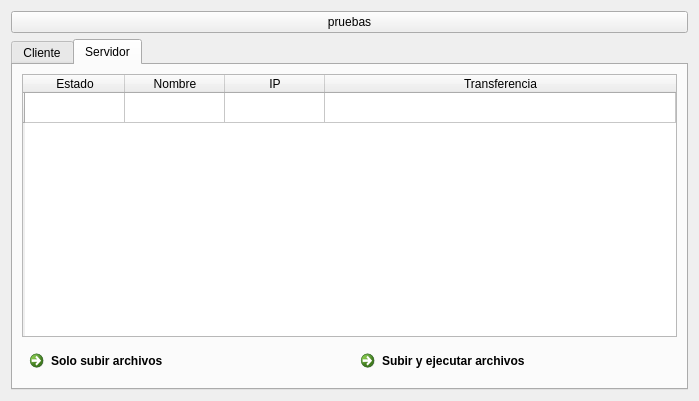
grillermo/Jefe-Remoto, file mainWindow.ui: the form before one commit.
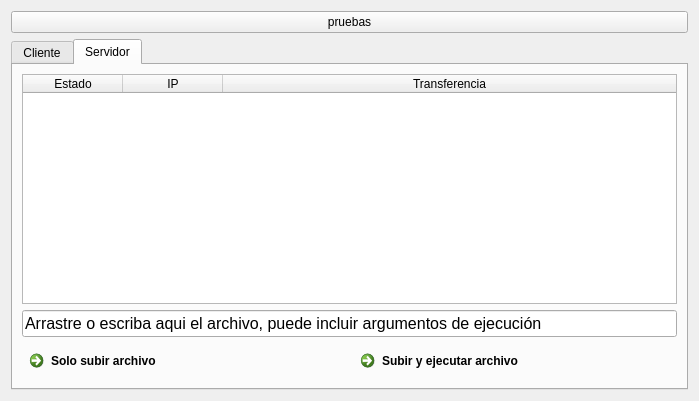
The form after the commit. Icons and pictures are not drawn.

The edit to the form file:
```diff
--- a/mainWindow.ui
+++ b/mainWindow.ui
@@ -201,7 +201,7 @@
        <string>Servidor</string>
       </attribute>
       <layout class="QGridLayout" name="gridLayout">
-       <item row="1" column="0">
+       <item row="3" column="0">
         <layout class="QHBoxLayout" name="horizontalLayoutActionBtns">
          <item>
           <widget class="QCommandLinkButton" name="uploadButton">
@@ -209,7 +209,7 @@
             <bool>false</bool>
            </property>
            <property name="text">
-            <string>Solo subir archivos</string>
+            <string>Solo subir archivo</string>
            </property>
            <property name="icon">
             <iconset resource="resources.qrc">
@@ -229,13 +229,13 @@
             <bool>false</bool>
            </property>
            <property name="text">
-            <string>Subir y ejecutar archivos</string>
+            <string>Subir y ejecutar archivo</string>
            </property>
           </widget>
          </item>
         </layout>
        </item>
-       <item row="0" column="0">
+       <item row="1" column="0">
         <widget class="QTableWidget" name="machinesTable">
          <property name="focusPolicy">
           <enum>Qt::StrongFocus</enum>
@@ -252,21 +252,11 @@
          <attribute name="verticalHeaderStretchLastSection">
           <bool>false</bool>
          </attribute>
-         <row>
-          <property name="text">
-           <string/>
-          </property>
-         </row>
          <column>
           <property name="text">
            <string>Estado</string>
           </property>
          </column>
-         <column>
-          <property name="text">
-           <string>Nombre</string>
-          </property>
-         </column>
          <column>
           <property name="text">
            <string>IP</string>
@@ -277,28 +267,22 @@
            <string>Transferencia</string>
           </property>
          </column>
-         <item row="0" column="0">
-          <property name="text">
-           <string/>
-          </property>
-          <property name="icon">
-           <iconset>
-            <disabledoff>:/resources/network-receive.svg</disabledoff>
-            <disabledon>:/resources/network-offline.svg</disabledon>
-           </iconset>
-          </property>
-         </item>
-         <item row="0" column="3">
-          <property name="text">
-           <string/>
-          </property>
-          <property name="icon">
-           <iconset>
-            <disabledoff>:/resources/mail-attachment.svg</disabledoff>
-            <disabledon>:/resources/image-missing.svg</disabledon>
-           </iconset>
-          </property>
-         </item>
+        </widget>
+       </item>
+       <item row="2" column="0">
+        <widget class="QLineEdit" name="fileDropTextLine">
+         <property name="font">
+          <font>
+           <family>Segoe UI</family>
+           <pointsize>12</pointsize>
+          </font>
+         </property>
+         <property name="text">
+          <string>Arrastre o escriba aqui el archivo, puede incluir argumentos de ejecución</string>
+         </property>
+         <property name="dragEnabled">
+          <bool>true</bool>
+         </property>
         </widget>
        </item>
       </layout>
```
Left out of the diff: 2 changed lines with no effect on the pictures.
